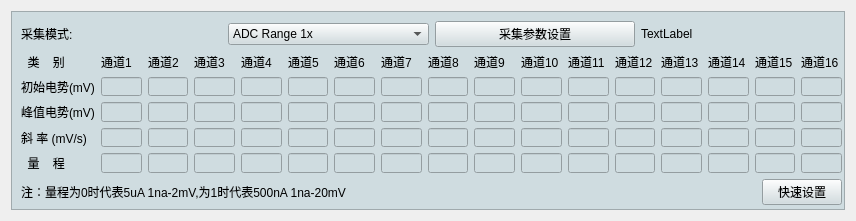
Old version of the form terminal/TableView/csenddialog.ui in the repository shanlizi/QT_GF_Software.
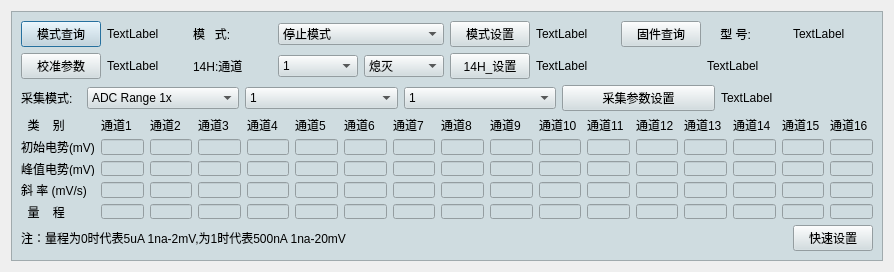
New version of the form.

```diff
--- a/terminal/TableView/csenddialog.ui
+++ b/terminal/TableView/csenddialog.ui
@@ -6,8 +6,8 @@
    <rect>
     <x>0</x>
     <y>0</y>
-    <width>856</width>
-    <height>221</height>
+    <width>894</width>
+    <height>272</height>
    </rect>
   </property>
   <property name="minimumSize">
@@ -31,115 +31,14 @@
      <property name="frameShadow">
       <enum>QFrame::Raised</enum>
      </property>
-     <widget class="QLabel" name="label_Type">
-      <property name="geometry">
-       <rect>
-        <x>685</x>
-        <y>13</y>
-        <width>54</width>
-        <height>16</height>
-       </rect>
-      </property>
-      <property name="text">
-       <string>TextLabel</string>
-      </property>
-     </widget>
-     <widget class="QLabel" name="label_26">
-      <property name="geometry">
-       <rect>
-        <x>598</x>
-        <y>13</y>
-        <width>66</width>
-        <height>16</height>
-       </rect>
-      </property>
-      <property name="maximumSize">
-       <size>
-        <width>200</width>
-        <height>16777215</height>
-       </size>
-      </property>
-      <property name="text">
-       <string>    型 号: </string>
-      </property>
-     </widget>
-     <widget class="QPushButton" name="pushButton_version">
-      <property name="geometry">
-       <rect>
-        <x>512</x>
-        <y>13</y>
-        <width>75</width>
-        <height>23</height>
-       </rect>
-      </property>
-      <property name="text">
-       <string>固件查询</string>
-      </property>
-     </widget>
-     <widget class="QLabel" name="label_32H_12H">
-      <property name="geometry">
-       <rect>
-        <x>448</x>
-        <y>13</y>
-        <width>54</width>
-        <height>16</height>
-       </rect>
-      </property>
-      <property name="text">
-       <string>TextLabel</string>
-      </property>
-     </widget>
-     <widget class="QLabel" name="label">
-      <property name="geometry">
-       <rect>
-        <x>204</x>
-        <y>13</y>
-        <width>48</width>
-        <height>16</height>
-       </rect>
-      </property>
-      <property name="text">
-       <string>模   式:</string>
-      </property>
-     </widget>
-     <widget class="QPushButton" name="pushButton_setmodel">
-      <property name="geometry">
-       <rect>
-        <x>367</x>
-        <y>13</y>
-        <width>75</width>
-        <height>23</height>
-       </rect>
-      </property>
-      <property name="text">
-       <string>模式设置</string>
-      </property>
-     </widget>
-     <widget class="QLabel" name="label_model">
-      <property name="geometry">
-       <rect>
-        <x>94</x>
-        <y>13</y>
-        <width>54</width>
-        <height>16</height>
-       </rect>
-      </property>
-      <property name="text">
-       <string>TextLabel</string>
-      </property>
-     </widget>
+     <layout class="QVBoxLayout" name="verticalLayout_2">
+      <item>
+       <layout class="QGridLayout" name="gridLayout_2">
+        <item row="0" column="0">
      <widget class="QPushButton" name="pushButton_model">
       <property name="enabled">
        <bool>true</bool>
       </property>
-      <property name="geometry">
-       <rect>
-        <x>13</x>
-        <y>13</y>
-        <width>75</width>
-        <height>23</height>
-       </rect>
-      </property>
       <property name="text">
        <string>模式查询</string>
       </property>
@@ -147,15 +46,23 @@
        <bool>false</bool>
       </property>
      </widget>
+        </item>
+        <item row="0" column="1">
+         <widget class="QLabel" name="label_model">
+          <property name="text">
+           <string>TextLabel</string>
+          </property>
+         </widget>
+        </item>
+        <item row="0" column="2">
+         <widget class="QLabel" name="label">
+          <property name="text">
+           <string>模   式:</string>
+          </property>
+         </widget>
+        </item>
+        <item row="0" column="3" colspan="2">
      <widget class="QComboBox" name="comboBox_model">
-      <property name="geometry">
-       <rect>
-        <x>258</x>
-        <y>14</y>
-        <width>103</width>
-        <height>20</height>
-       </rect>
-      </property>
       <property name="minimumSize">
        <size>
         <width>103</width>
@@ -183,99 +90,71 @@
        </property>
       </item>
      </widget>
-     <widget class="QLabel" name="label_version">
-      <property name="geometry">
-       <rect>
-        <x>604</x>
-        <y>44</y>
-        <width>160</width>
-        <height>16</height>
-       </rect>
-      </property>
-      <property name="minimumSize">
+        </item>
+        <item row="0" column="5">
+         <widget class="QPushButton" name="pushButton_setmodel">
+          <property name="text">
+           <string>模式设置</string>
+          </property>
+         </widget>
+        </item>
+        <item row="0" column="6">
+         <widget class="QLabel" name="label_32H_12H">
+          <property name="text">
+           <string>TextLabel</string>
+          </property>
+         </widget>
+        </item>
+        <item row="0" column="7">
+         <widget class="QPushButton" name="pushButton_version">
+          <property name="text">
+           <string>固件查询</string>
+          </property>
+         </widget>
+        </item>
+        <item row="0" column="8">
+         <widget class="QLabel" name="label_26">
+          <property name="maximumSize">
        <size>
-        <width>160</width>
-        <height>0</height>
+            <width>200</width>
+            <height>16777215</height>
        </size>
       </property>
       <property name="text">
-       <string>TextLabel</string>
-      </property>
-     </widget>
-     <widget class="QLabel" name="label_32H_14H">
-      <property name="geometry">
-       <rect>
-        <x>442</x>
-        <y>44</y>
-        <width>54</width>
-        <height>16</height>
-       </rect>
-      </property>
+           <string>    型 号: </string>
+          </property>
+         </widget>
+        </item>
+        <item row="0" column="9">
+         <widget class="QLabel" name="label_Type">
       <property name="text">
        <string>TextLabel</string>
       </property>
      </widget>
-     <widget class="QPushButton" name="pushButton_14H_set">
-      <property name="geometry">
-       <rect>
-        <x>361</x>
-        <y>44</y>
-        <width>75</width>
-        <height>23</height>
-       </rect>
-      </property>
-      <property name="text">
-       <string>14H_设置</string>
-      </property>
-     </widget>
-     <widget class="QLabel" name="label_2">
-      <property name="geometry">
-       <rect>
-        <x>204</x>
-        <y>44</y>
-        <width>48</width>
-        <height>16</height>
-       </rect>
-      </property>
-      <property name="text">
-       <string>14H:通道</string>
-      </property>
-     </widget>
-     <widget class="QLabel" name="label_32H_15H">
-      <property name="geometry">
-       <rect>
-        <x>94</x>
-        <y>44</y>
-        <width>54</width>
-        <height>16</height>
-       </rect>
-      </property>
-      <property name="text">
-       <string>TextLabel</string>
-      </property>
-     </widget>
+        </item>
+        <item row="1" column="0">
      <widget class="QPushButton" name="pushButton_adjust_15H">
-      <property name="geometry">
-       <rect>
-        <x>13</x>
-        <y>44</y>
-        <width>75</width>
-        <height>23</height>
-       </rect>
-      </property>
       <property name="text">
        <string>校准参数</string>
       </property>
      </widget>
+        </item>
+        <item row="1" column="1">
+         <widget class="QLabel" name="label_32H_15H">
+          <property name="text">
+           <string>TextLabel</string>
+          </property>
+         </widget>
+        </item>
+        <item row="1" column="2">
+         <widget class="QLabel" name="label_2">
+          <property name="text">
+           <string>14H:通道</string>
+          </property>
+         </widget>
+        </item>
+        <item row="1" column="3">
      <widget class="QComboBox" name="comboBox_14H_channel">
-      <property name="geometry">
-       <rect>
-        <x>258</x>
-        <y>45</y>
-        <width>40</width>
-        <height>20</height>
-       </rect>
-      </property>
       <property name="minimumSize">
        <size>
         <width>40</width>
@@ -363,15 +242,9 @@
        </property>
       </item>
      </widget>
+        </item>
+        <item row="1" column="4">
      <widget class="QComboBox" name="comboBox_14H_LED">
-      <property name="geometry">
-       <rect>
-        <x>304</x>
-        <y>45</y>
-        <width>51</width>
-        <height>20</height>
-       </rect>
-      </property>
       <property name="minimumSize">
        <size>
         <width>51</width>
@@ -389,15 +262,37 @@
        </property>
       </item>
      </widget>
-     <widget class="QWidget" name="">
-      <property name="geometry">
-       <rect>
-        <x>10</x>
-        <y>10</y>
-        <width>821</width>
-        <height>184</height>
-       </rect>
-      </property>
+        </item>
+        <item row="1" column="5">
+         <widget class="QPushButton" name="pushButton_14H_set">
+          <property name="text">
+           <string>14H_设置</string>
+          </property>
+         </widget>
+        </item>
+        <item row="1" column="6">
+         <widget class="QLabel" name="label_32H_14H">
+          <property name="text">
+           <string>TextLabel</string>
+          </property>
+         </widget>
+        </item>
+        <item row="1" column="8" colspan="2">
+         <widget class="QLabel" name="label_version">
+          <property name="minimumSize">
+           <size>
+            <width>160</width>
+            <height>0</height>
+           </size>
+          </property>
+          <property name="text">
+           <string>TextLabel</string>
+          </property>
+         </widget>
+        </item>
+       </layout>
+      </item>
+      <item>
       <layout class="QVBoxLayout" name="verticalLayout">
        <item>
         <layout class="QHBoxLayout" name="horizontalLayout_10">
@@ -405,12 +300,21 @@
           <layout class="QHBoxLayout" name="horizontalLayout">
            <item>
             <widget class="QLabel" name="label_24">
+              <property name="maximumSize">
+               <size>
+                <width>60</width>
+                <height>16777215</height>
+               </size>
+              </property>
              <property name="layoutDirection">
               <enum>Qt::RightToLeft</enum>
              </property>
              <property name="text">
               <string>采集模式:</string>
              </property>
+              <property name="alignment">
+               <set>Qt::AlignLeading|Qt::AlignLeft|Qt::AlignVCenter</set>
+              </property>
             </widget>
            </item>
            <item>
@@ -427,6 +331,64 @@
              </item>
             </widget>
            </item>
+            <item>
+             <widget class="QComboBox" name="comboBox_1x">
+              <item>
+               <property name="text">
+                <string>1</string>
+               </property>
+              </item>
+              <item>
+               <property name="text">
+                <string>2</string>
+               </property>
+              </item>
+              <item>
+               <property name="text">
+                <string>3</string>
+               </property>
+              </item>
+              <item>
+               <property name="text">
+                <string>4</string>
+               </property>
+              </item>
+              <item>
+               <property name="text">
+                <string extracomment="ADC Range 1x列项">5</string>
+               </property>
+              </item>
+             </widget>
+            </item>
+            <item>
+             <widget class="QComboBox" name="comboBox_2x">
+              <item>
+               <property name="text">
+                <string>1</string>
+               </property>
+              </item>
+              <item>
+               <property name="text">
+                <string>2</string>
+               </property>
+              </item>
+              <item>
+               <property name="text">
+                <string>3</string>
+               </property>
+              </item>
+              <item>
+               <property name="text">
+                <string>4</string>
+               </property>
+              </item>
+              <item>
+               <property name="text">
+                <string>5</string>
+               </property>
+              </item>
+             </widget>
+            </item>
            <item>
             <widget class="QPushButton" name="pushButton_AcpSet_13H">
              <property name="text">
@@ -1082,7 +1044,8 @@
         </layout>
        </item>
       </layout>
-     </widget>
+      </item>
+     </layout>
     </widget>
    </item>
   </layout>
```
Left out of the diff: 3 changed lines with no effect on the pictures. Lines whose indentation alone changed are shown as unchanged.
